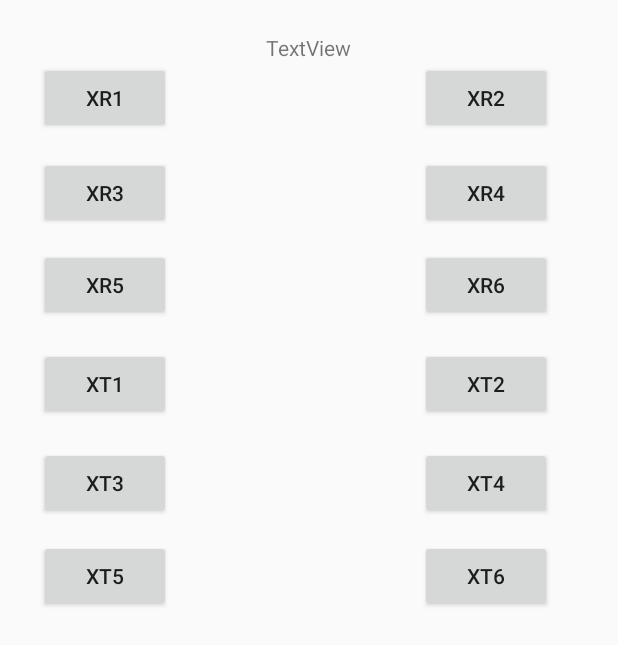
After one commit to detryap/Jadwal, an Android app: the layout kelas10.xml on its own in the app's theme, with its tools: preview values and no code run, on a phone screen of 412 x 824 dp. The commit adds this screen. Shown: the top 645 px of the screen. Run offline under Robolectric (Android 15) with nearby library versions, the phone set to English and light mode, and no system bars.

Commit message:
Desain Kosong

```diff
--- a/app/build.gradle
+++ b/app/build.gradle
@@ -2,7 +2,7 @@ apply plugin: 'com.android.application'
 
 android {
     compileSdkVersion 24
-    buildToolsVersion "24.0.3"
+    buildToolsVersion "24.0.1"
 
     defaultConfig {
         applicationId "id.sch.smktelkom_mlg.project.xiirpl210203040.jadwal"
@@ -22,5 +22,5 @@ android {
 dependencies {
     compile fileTree(dir: 'libs', include: ['*.jar'])
     testCompile 'junit:junit:4.12'
-    compile 'com.android.support:appcompat-v7:24.2.1'
+    compile 'com.android.support:appcompat-v7:24.1.1'
 }
--- /dev/null
+++ b/app/src/main/res/layout/kelas10.xml
@@ -0,0 +1,133 @@
+<?xml version="1.0" encoding="utf-8"?>
+<RelativeLayout xmlns:android="http://schemas.android.com/apk/res/android"
+    android:layout_width="match_parent"
+    android:layout_height="match_parent">
+
+    <Button
+        android:id="@+id/button4"
+        android:layout_width="wrap_content"
+        android:layout_height="wrap_content"
+        android:layout_alignParentEnd="true"
+        android:layout_alignParentRight="true"
+        android:layout_alignTop="@+id/buttonxr1"
+        android:layout_marginEnd="44dp"
+        android:layout_marginRight="44dp"
+        android:text="XR2" />
+
+    <Button
+        android:id="@+id/buttonxr1"
+        android:layout_width="wrap_content"
+        android:layout_height="wrap_content"
+        android:layout_alignParentLeft="true"
+        android:layout_alignParentStart="true"
+        android:layout_alignParentTop="true"
+        android:layout_marginLeft="26dp"
+        android:layout_marginStart="26dp"
+        android:layout_marginTop="41dp"
+        android:text="XR1" />
+
+    <Button
+        android:id="@+id/buttonxr4"
+        android:layout_width="wrap_content"
+        android:layout_height="wrap_content"
+        android:layout_alignEnd="@+id/button4"
+        android:layout_alignRight="@+id/button4"
+        android:layout_alignTop="@+id/buttonxr3"
+        android:text="XR4" />
+
+    <Button
+        android:id="@+id/buttonxr6"
+        android:layout_width="wrap_content"
+        android:layout_height="wrap_content"
+        android:layout_alignEnd="@+id/buttonxr4"
+        android:layout_alignRight="@+id/buttonxr4"
+        android:layout_alignTop="@+id/buttonxr5"
+        android:text="XR6" />
+
+    <Button
+        android:id="@+id/buttonxt1"
+        android:layout_width="wrap_content"
+        android:layout_height="wrap_content"
+        android:layout_alignLeft="@+id/buttonxr5"
+        android:layout_alignStart="@+id/buttonxr5"
+        android:layout_below="@+id/buttonxr5"
+        android:layout_marginTop="18dp"
+        android:text="XT1" />
+
+    <Button
+        android:id="@+id/buttonxt2"
+        android:layout_width="wrap_content"
+        android:layout_height="wrap_content"
+        android:layout_alignEnd="@+id/buttonxr6"
+        android:layout_alignRight="@+id/buttonxr6"
+        android:layout_alignTop="@+id/buttonxt1"
+        android:text="XT2" />
+
+    <Button
+        android:id="@+id/buttonxr5"
+        android:layout_width="wrap_content"
+        android:layout_height="wrap_content"
+        android:layout_alignLeft="@+id/buttonxr3"
+        android:layout_alignStart="@+id/buttonxr3"
+        android:layout_below="@+id/buttonxr3"
+        android:layout_marginTop="13dp"
+        android:text="XR5" />
+
+    <Button
+        android:id="@+id/buttonxr3"
+        android:layout_width="wrap_content"
+        android:layout_height="wrap_content"
+        android:layout_alignLeft="@+id/buttonxr1"
+        android:layout_alignStart="@+id/buttonxr1"
+        android:layout_below="@+id/buttonxr1"
+        android:layout_marginTop="15dp"
+        android:text="XR3" />
+
+    <Button
+        android:id="@+id/buttonxt3"
+        android:layout_width="wrap_content"
+        android:layout_height="wrap_content"
+        android:layout_alignLeft="@+id/buttonxt1"
+        android:layout_alignStart="@+id/buttonxt1"
+        android:layout_below="@+id/buttonxt1"
+        android:layout_marginTop="18dp"
+        android:text="XT3" />
+
+    <Button
+        android:id="@+id/buttonxt5"
+        android:layout_width="wrap_content"
+        android:layout_height="wrap_content"
+        android:layout_alignLeft="@+id/buttonxt3"
+        android:layout_alignStart="@+id/buttonxt3"
+        android:layout_below="@+id/buttonxt3"
+        android:layout_marginTop="14dp"
+        android:text="XT5" />
+
+    <Button
+        android:id="@+id/buttonxt4"
+        android:layout_width="wrap_content"
+        android:layout_height="wrap_content"
+        android:layout_alignBaseline="@+id/buttonxt3"
+        android:layout_alignBottom="@+id/buttonxt3"
+        android:layout_alignLeft="@+id/buttonxt2"
+        android:layout_alignStart="@+id/buttonxt2"
+        android:text="XT4" />
+
+    <Button
+        android:id="@+id/buttonxt6"
+        android:layout_width="wrap_content"
+        android:layout_height="wrap_content"
+        android:layout_alignBaseline="@+id/buttonxt5"
+        android:layout_alignBottom="@+id/buttonxt5"
+        android:layout_alignLeft="@+id/buttonxt4"
+        android:layout_alignStart="@+id/buttonxt4"
+        android:text="XT6" />
+
+    <TextView
+        android:id="@+id/textView2"
+        android:layout_width="wrap_content"
+        android:layout_height="wrap_content"
+        android:layout_above="@+id/button4"
+        android:layout_centerHorizontal="true"
+        android:text="TextView" />
+</RelativeLayout>
--- a/build.gradle
+++ b/build.gradle
@@ -5,7 +5,7 @@ buildscript {
         jcenter()
     }
     dependencies {
-        classpath 'com.android.tools.build:gradle:2.1.2'
+        classpath 'com.android.tools.build:gradle:2.2.2'
 
         // NOTE: Do not place your application dependencies here; they belong
         // in the individual module build.gradle files
```
Also changed, not shown: app/src/main/res/layout/activity_main.xml (+34 -1 lines), app/src/main/res/layout/kelas11.xml (added, +125 -0 lines), gradle/wrapper/gradle-wrapper.properties.
